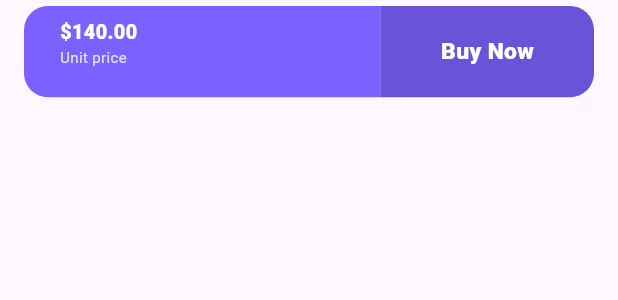
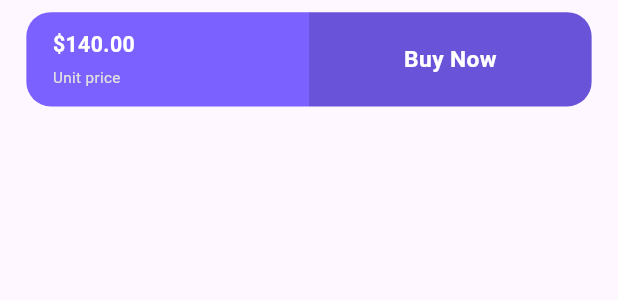
Before and after one commit to m7md015sh/e-commerce_test, a Flutter app: the PriceAndBuyNowSection widget shown alone on an empty page, opened directly, on a phone screen of 412 x 824 dp. Shown: the top 300 px of the screen. Run offline on Flutter 3.47's test engine with Material 3 defaults, Android fonts, the phone set to English and light mode, and no system bars; our stand-ins replace bloc, carousel_slider, dio, flutter_bloc, flutter_countdown_timer, flutter_screenutil and 1 more; network calls fail.

Commit message:
make pay buttom responsive

```diff
--- a/lib/features/home/ui/wedgets/popular_products/popular_product_card.dart
+++ b/lib/features/home/ui/wedgets/popular_products/popular_product_card.dart
@@ -63,12 +63,12 @@ class PopularProductCard extends StatelessWidget {
               Expanded(
                 child: Column(
                   crossAxisAlignment: CrossAxisAlignment.start,
-                  mainAxisAlignment: MainAxisAlignment.spaceBetween,
+                  mainAxisAlignment: MainAxisAlignment.spaceAround,
                   children: [
                     Text('LIPSY LONDON',
                         style: getRegularStyle(
                             color: ColorManager.grey, fontSize: 10.sp)),
-                    SizedBox(height: 4.h),
+                   // SizedBox(height: 4.h),
                     Text(
                       'Mountain Warehouse for ...',
                       style: getBoldStyle(
--- a/lib/features/product_details/product_details.dart
+++ b/lib/features/product_details/product_details.dart
@@ -117,7 +117,7 @@ class ProductDetailsPage extends StatelessWidget {
                   const Align(
                       alignment: Alignment.centerLeft,
                       child: TextBeforeSection(text: 'Similar Products')),
-                  HorizontalProductList(),
+                  const HorizontalProductList(),
 
                   /*===================================Similar Products Section==========================================*/
 
--- a/lib/features/product_details/wedgits/price_and_buy_now_section.dart
+++ b/lib/features/product_details/wedgits/price_and_buy_now_section.dart
@@ -1,4 +1,3 @@
-import 'package:flutter/cupertino.dart';
 import 'package:flutter/material.dart';
 import 'package:flutter_screenutil/flutter_screenutil.dart';
 
@@ -8,67 +7,81 @@ class PriceAndBuyNowSection extends StatelessWidget {
   @override
   Widget build(BuildContext context) {
     return Padding(
-      padding: const EdgeInsets.only(left: 16.0,right:16.0,top: 4.0,bottom: 8.0),
+      padding: EdgeInsets.symmetric(horizontal: 16.w, vertical: 8.h),
       child: Row(
-        mainAxisSize: MainAxisSize.max,
         children: [
+          // جزء السعر مع AspectRatio
           Expanded(
+            flex: 2,
+            child: AspectRatio(
+              aspectRatio: 3 / 1, // التحكم في النسبة بين العرض والارتفاع
               child: Container(
-                height: 60.h,
-                decoration: const BoxDecoration(
-                  color: Color(0xff7b61ff),
+                decoration: BoxDecoration(
+                  color: const Color(0xff7b61ff),
                   borderRadius: BorderRadius.only(
-                      bottomLeft: Radius.circular(16.0),
-                      topLeft: Radius.circular(16.0)),
+                    bottomLeft: Radius.circular(16.r),
+                    topLeft: Radius.circular(16.r),
+                  ),
                 ),
                 child: Padding(
-                  padding: const EdgeInsets.only(
-                      top: 8.0, bottom: 8.0, left: 24.0, right: 24.0),
+                  padding: EdgeInsets.symmetric(horizontal: 16.w, vertical: 8.h),
                   child: Column(
                     crossAxisAlignment: CrossAxisAlignment.start,
+                    mainAxisAlignment: MainAxisAlignment.center,
                     children: [
                       Text(
                         '\$140.00',
                         style: TextStyle(
                           color: Colors.white,
-                            fontSize: 13.sp,
-                            fontWeight: FontWeight.w800),
+                          fontSize: 14.sp,
+                          fontWeight: FontWeight.bold,
                         ),
-                      // const SizedBox(
-                      //   height: 2,
-                      // ),
+                      ),
+                      SizedBox(height: 4.h),
                       Text(
                         'Unit price',
                         style: TextStyle(
-                            color: Colors.grey.shade300, fontSize: 10),
+                          color: Colors.grey.shade300,
+                          fontSize: 10.sp,
+                        ),
                       ),
                     ],
                   ),
-                )),
                 ),
-          GestureDetector(
-            onTap: (){},
+              ),
+            ),
+          ),
+          // زر الشراء مع AspectRatio
+          Expanded(
+            flex: 2,
+            child: AspectRatio(
+              aspectRatio: 3 / 1, // التحكم في النسبة بين العرض والارتفاع
+              child: GestureDetector(
+                onTap: () {
+                  // أضف وظيفة الزر هنا
+                },
                 child: Container(
-                height: 60.h,
-                decoration: const BoxDecoration(
-                  color: Color(0xff6953d9),
+                  decoration: BoxDecoration(
+                    color: const Color(0xff6953d9),
                     borderRadius: BorderRadius.only(
-                      bottomRight: Radius.circular(16.0),
-                      topRight: Radius.circular(16.0)),
+                      bottomRight: Radius.circular(16.r),
+                      topRight: Radius.circular(16.r),
                     ),
-                child:  Padding(
-                  padding: EdgeInsets.only(
-                      top: 16.0, bottom: 16.0, left: 40.0, right: 40.0),
+                  ),
                   child: Center(
                     child: Text(
                       'Buy Now',
                       style: TextStyle(
                         color: Colors.white,
                         fontSize: 15.sp,
-                        fontWeight: FontWeight.w800),
-                  )),
-                )),
-          )
+                        fontWeight: FontWeight.bold,
+                      ),
+                    ),
+                  ),
+                ),
+              ),
+            ),
+          ),
         ],
       ),
     );
```
Lines whose indentation alone changed are shown as unchanged.
